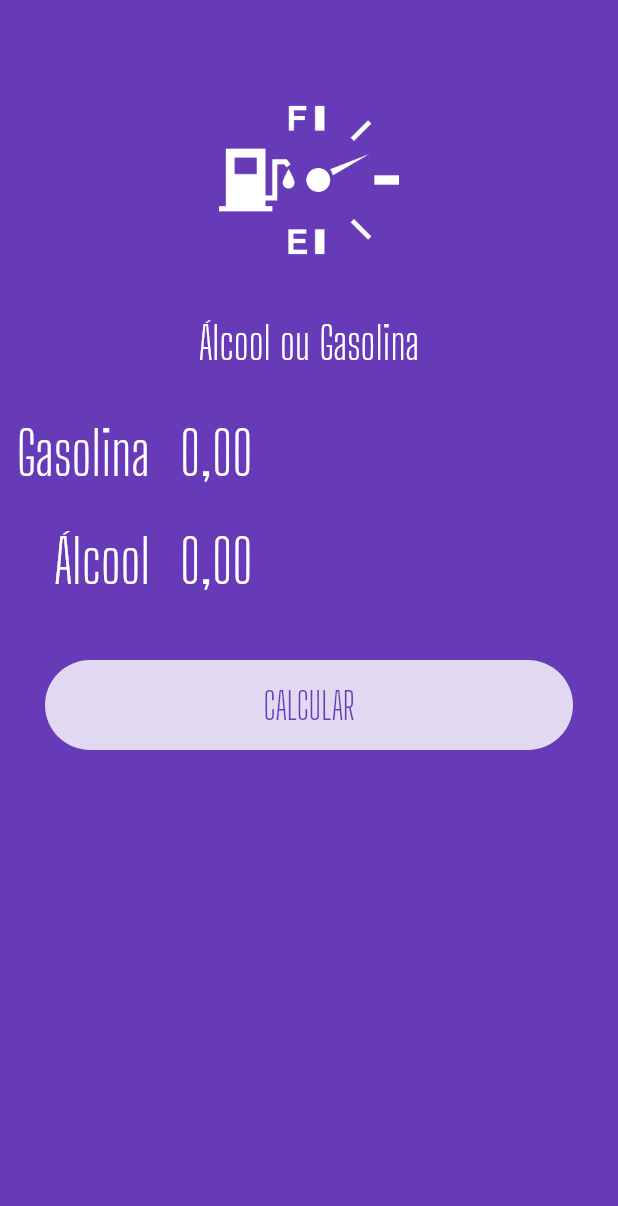
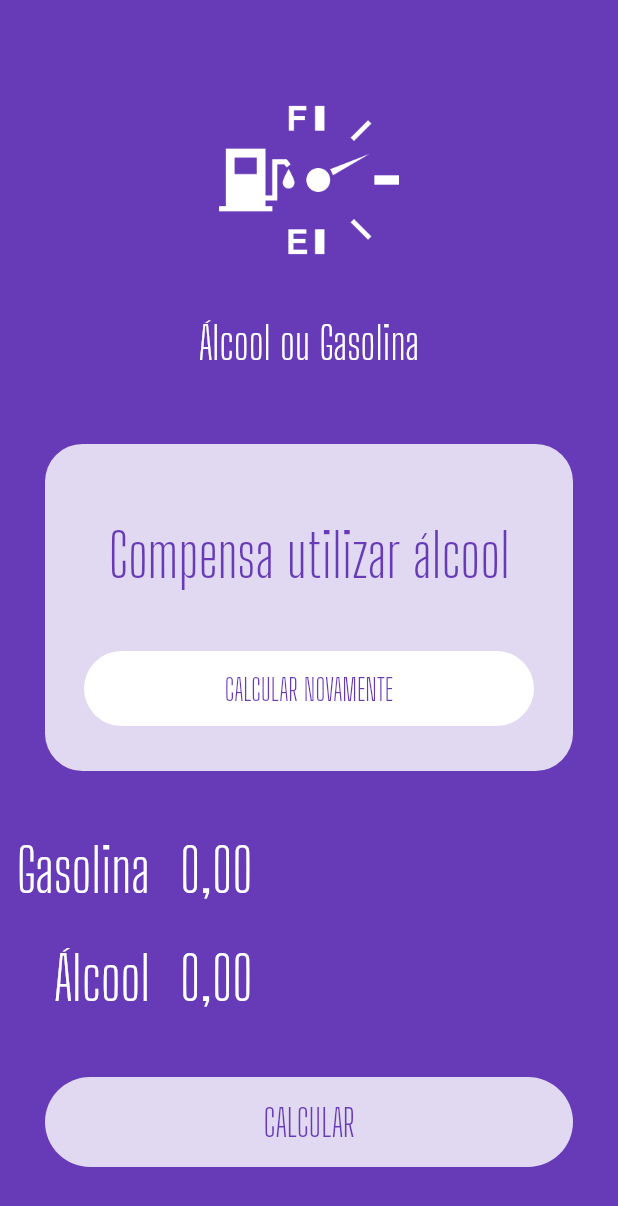
Before and after one commit to FillipeEduardo/Alcool-ou-Gasolina-Flutter, a Flutter app: the screen it shows after launch, on a phone screen of 412 x 824 dp. Shown: the top 1206 px of the screen. Run offline on Flutter 3.47's test engine with Material 2 defaults, Android fonts, the phone set to English and light mode, and no system bars; our stand-ins replace extended_masked_text; missing offline and left inert: dart:html.

Commit message:
caixa para exibir o resultado

```diff
--- a/lib/main.dart
+++ b/lib/main.dart
@@ -1,3 +1,5 @@
+import 'dart:html';
+
 import 'package:aog/widgets/input.widget.dart';
 import 'package:aog/widgets/logo.widget.dart';
 import 'package:flutter/material.dart';
@@ -32,6 +34,57 @@ class HomePage extends StatelessWidget {
       body: ListView(
         children: <Widget>[
           const Logo(),
+          Container(
+            margin: const EdgeInsets.all(
+              30,
+            ),
+            decoration: BoxDecoration(
+              color: Colors.white.withOpacity(0.8),
+              borderRadius: BorderRadius.circular(
+                25,
+              ),
+            ),
+            child: Column(
+              children: <Widget>[
+                const SizedBox(
+                  height: 50,
+                ),
+                const Text(
+                  "Compensa utilizar álcool",
+                  style: TextStyle(
+                    fontFamily: "Big Shoulders Display",
+                    fontSize: 40,
+                    color: Colors.deepPurple,
+                  ),
+                  textAlign: TextAlign.center,
+                ),
+                const SizedBox(
+                  height: 40,
+                ),
+                Container(
+                  height: 50,
+                  width: 300,
+                  decoration: BoxDecoration(
+                    borderRadius: BorderRadius.circular(60),
+                    color: Colors.white,
+                  ),
+                  child: TextButton(
+                  onPressed: () {},
+                  child: const Text(
+                    "CALCULAR NOVAMENTE",
+                    style: TextStyle(
+                      fontFamily: "Big Shoulders Display",
+                      fontSize: 20
+                    ),
+                  ),
+                ),
+                ),
+                const SizedBox(
+                  height: 30,
+                ),
+              ],
+            ),
+          ),
           Input("Gasolina"),
           Input("Álcool"),
           Container(
```
